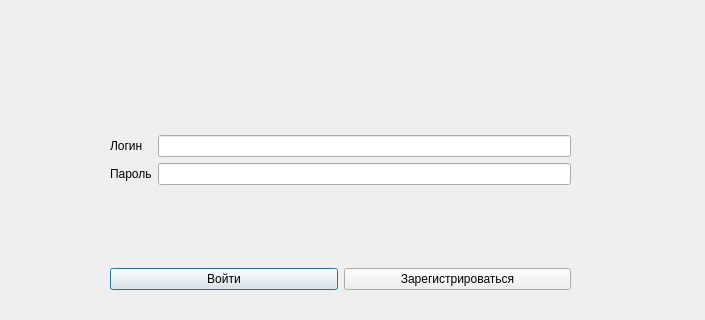
Above: logindialog.ui from Jwin531/Messenger before the change; both pictures show x 0 to 705 and y 82 to 402 of the 705 by 546 pixel window. Below: the same form after it.
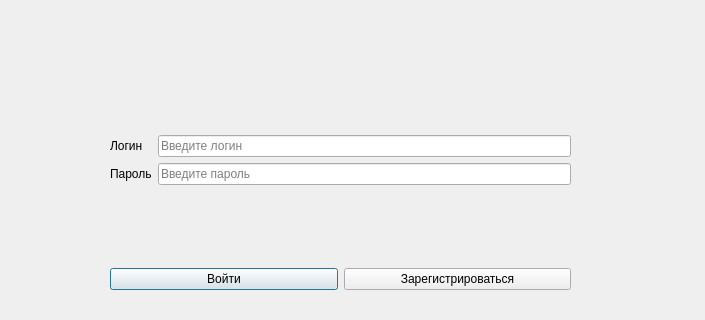
That is the form after the change.

The edit to the form file:
```diff
--- a/logindialog.ui
+++ b/logindialog.ui
@@ -47,16 +47,25 @@
        <layout class="QVBoxLayout" name="verticalLayout_3">
         <item>
          <widget class="QLineEdit" name="loginLineEdit">
-          <property name="placeholderText">
+          <property name="text">
            <string/>
           </property>
+          <property name="placeholderText">
+           <string>Введите логин</string>
+          </property>
          </widget>
         </item>
         <item>
          <widget class="QLineEdit" name="passwordLineEdit">
+          <property name="inputMask">
+           <string/>
+          </property>
           <property name="echoMode">
            <enum>QLineEdit::Password</enum>
           </property>
+          <property name="placeholderText">
+           <string>Введите пароль</string>
+          </property>
          </widget>
         </item>
        </layout>
```
